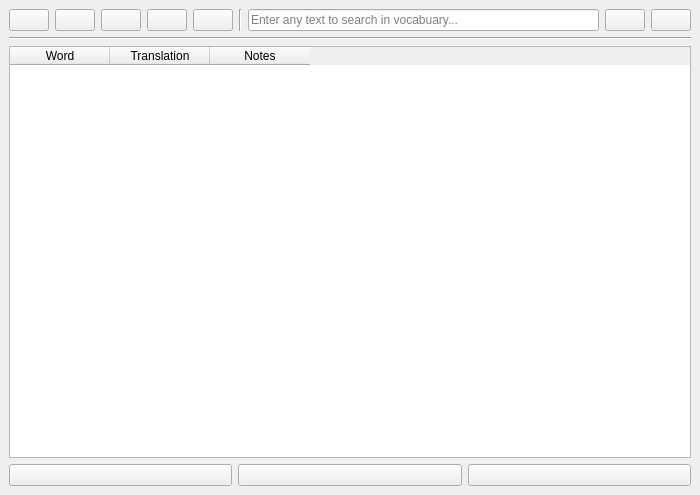
Old version of the form window/interface/vocabulary_interface.ui in the repository apps-open/BiLinguo.
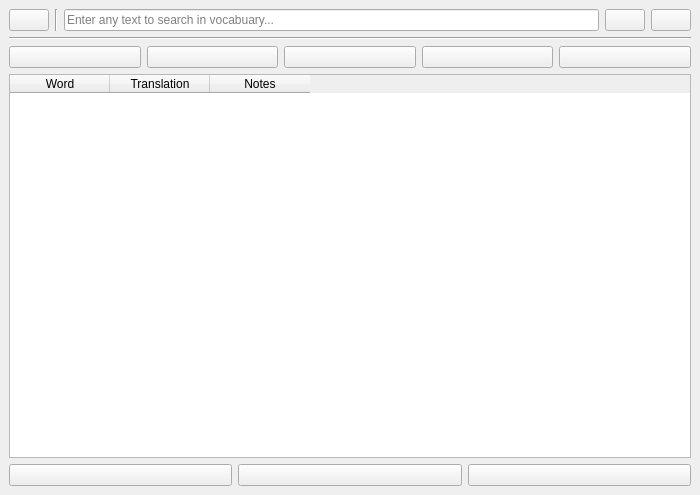
New version of the form. Icons and pictures are not drawn.

The edit to the form file:
```diff
--- a/window/interface/vocabulary_interface.ui
+++ b/window/interface/vocabulary_interface.ui
@@ -20,61 +20,14 @@
       <item>
        <layout class="QHBoxLayout" name="horizontalLayout_5">
         <item>
-         <layout class="QHBoxLayout" name="horizontalLayout">
-          <item>
-           <widget class="QPushButton" name="add_word_button">
-            <property name="autoFillBackground">
-             <bool>false</bool>
-            </property>
-            <property name="styleSheet">
-             <string notr="true">image:url(:/add_icon/icons8-add-24.png)</string>
-            </property>
-            <property name="text">
-             <string/>
-            </property>
-           </widget>
-          </item>
-          <item>
-           <widget class="QPushButton" name="delete_button">
-            <property name="styleSheet">
-             <string notr="true">image: url(:/delete_icon/icons8-remove-24.png);</string>
-            </property>
-            <property name="text">
-             <string/>
-            </property>
-           </widget>
-          </item>
-          <item>
-           <widget class="QPushButton" name="save_button">
-            <property name="styleSheet">
-             <string notr="true">image: url(:/save_icon/icons8-save-24.png);</string>
-            </property>
-            <property name="text">
-             <string/>
-            </property>
-           </widget>
-          </item>
-          <item>
-           <widget class="QPushButton" name="test_button">
-            <property name="styleSheet">
-             <string notr="true">image: url(:/test_icon/icons8-pass-fail-24.png);</string>
-            </property>
-            <property name="text">
-             <string/>
-            </property>
-           </widget>
-          </item>
-          <item>
-           <widget class="QPushButton" name="info_button">
-            <property name="styleSheet">
-             <string notr="true">image: url(:/info_button/icons8-help-24.png);</string>
-            </property>
-            <property name="text">
-             <string/>
-            </property>
-           </widget>
-          </item>
-         </layout>
+         <widget class="QPushButton" name="info_button">
+          <property name="styleSheet">
+           <string notr="true">image: url(:/info_button/icons8-help-24.png);</string>
+          </property>
+          <property name="text">
+           <string/>
+          </property>
+         </widget>
         </item>
         <item>
          <widget class="Line" name="line">
@@ -133,6 +86,66 @@
         </property>
        </widget>
       </item>
+      <item>
+       <layout class="QHBoxLayout" name="horizontalLayout">
+        <property name="sizeConstraint">
+         <enum>QLayout::SetNoConstraint</enum>
+        </property>
+        <item>
+         <widget class="QPushButton" name="add_word_button">
+          <property name="autoFillBackground">
+           <bool>false</bool>
+          </property>
+          <property name="styleSheet">
+           <string notr="true">image:url(:/add_icon/icons8-add-24.png)</string>
+          </property>
+          <property name="text">
+           <string/>
+          </property>
+         </widget>
+        </item>
+        <item>
+         <widget class="QPushButton" name="delete_button">
+          <property name="styleSheet">
+           <string notr="true">image: url(:/delete_icon/icons8-remove-24.png);</string>
+          </property>
+          <property name="text">
+           <string/>
+          </property>
+         </widget>
+        </item>
+        <item>
+         <widget class="QPushButton" name="translate_button">
+          <property name="styleSheet">
+           <string notr="true">image: url(:/translate_icon/icons8-translate-24.png);</string>
+          </property>
+          <property name="text">
+           <string/>
+          </property>
+         </widget>
+        </item>
+        <item>
+         <widget class="QPushButton" name="save_button">
+          <property name="styleSheet">
+           <string notr="true">image: url(:/save_icon/icons8-save-24.png);</string>
+          </property>
+          <property name="text">
+           <string/>
+          </property>
+         </widget>
+        </item>
+        <item>
+         <widget class="QPushButton" name="test_button">
+          <property name="styleSheet">
+           <string notr="true">image: url(:/test_icon/icons8-pass-fail-24.png);</string>
+          </property>
+          <property name="text">
+           <string/>
+          </property>
+         </widget>
+        </item>
+       </layout>
+      </item>
       <item>
        <widget class="QTableWidget" name="vocabulary_table">
         <property name="selectionMode">
```
